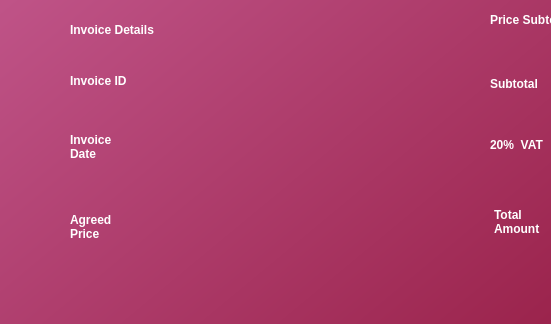
AnshulS853/Coursework-Improved, file invoice.ui: the form before one commit; both pictures show x 0 to 551 and y 576 to 900 of the 950 by 900 pixel window.
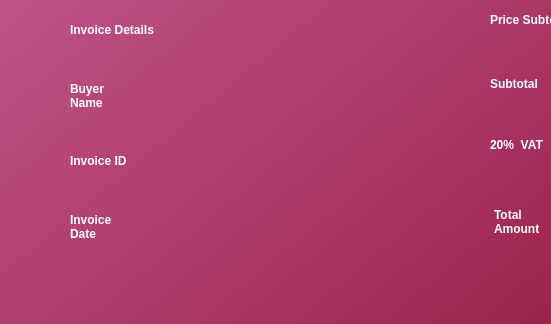
The form after the commit.

What changed in the file:
```diff
--- a/invoice.ui
+++ b/invoice.ui
@@ -129,7 +129,7 @@
     <property name="geometry">
      <rect>
       <x>70</x>
-      <y>640</y>
+      <y>720</y>
       <width>142</width>
       <height>33</height>
      </rect>
@@ -146,7 +146,7 @@
     <property name="geometry">
      <rect>
       <x>70</x>
-      <y>690</y>
+      <y>770</y>
       <width>101</width>
       <height>66</height>
      </rect>
@@ -164,8 +164,8 @@
     <property name="geometry">
      <rect>
       <x>70</x>
-      <y>770</y>
-      <width>96</width>
+      <y>639</y>
+      <width>80</width>
       <height>66</height>
      </rect>
     </property>
@@ -174,8 +174,8 @@
 font-weight: bold;</string>
     </property>
     <property name="text">
-     <string>Agreed
-Price</string>
+     <string>Buyer
+Name</string>
     </property>
    </widget>
    <widget class="QLabel" name="label_18">
@@ -251,7 +251,7 @@
     <property name="geometry">
      <rect>
       <x>240</x>
-      <y>638</y>
+      <y>718</y>
       <width>221</width>
       <height>41</height>
      </rect>
@@ -268,7 +268,7 @@
     <property name="geometry">
      <rect>
       <x>190</x>
-      <y>700</y>
+      <y>780</y>
       <width>271</width>
       <height>61</height>
      </rect>
@@ -285,7 +285,7 @@
     <property name="geometry">
      <rect>
       <x>190</x>
-      <y>771</y>
+      <y>640</y>
       <width>271</width>
       <height>71</height>
      </rect>
```
Left out of the diff: 2 changed lines with no effect on the pictures.
